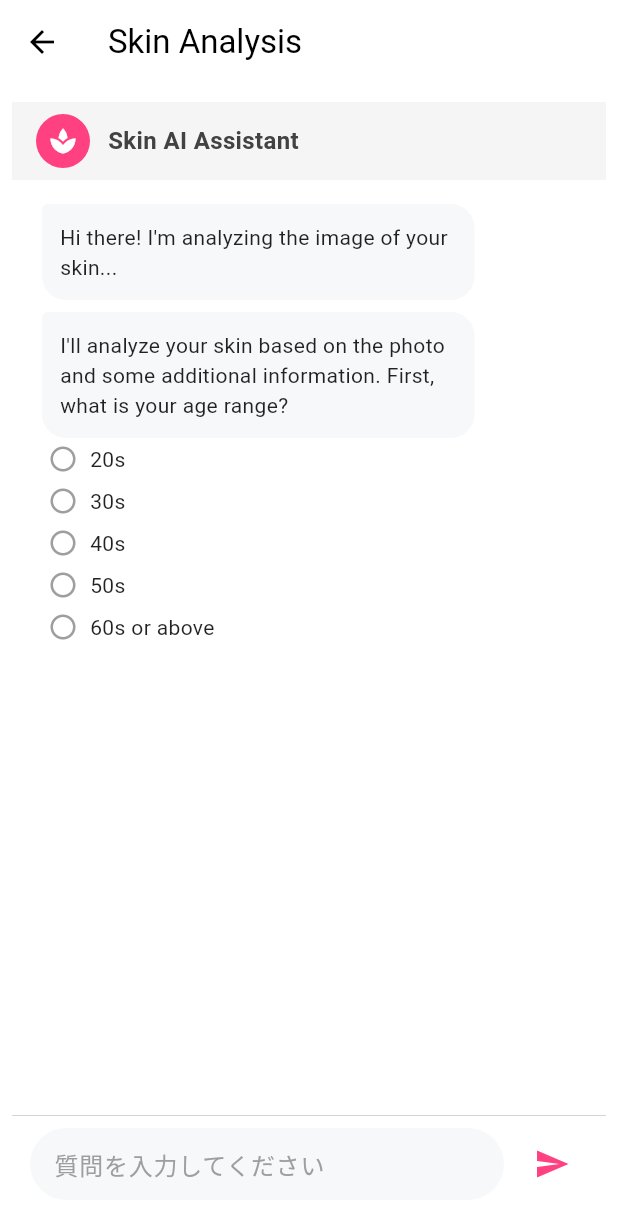
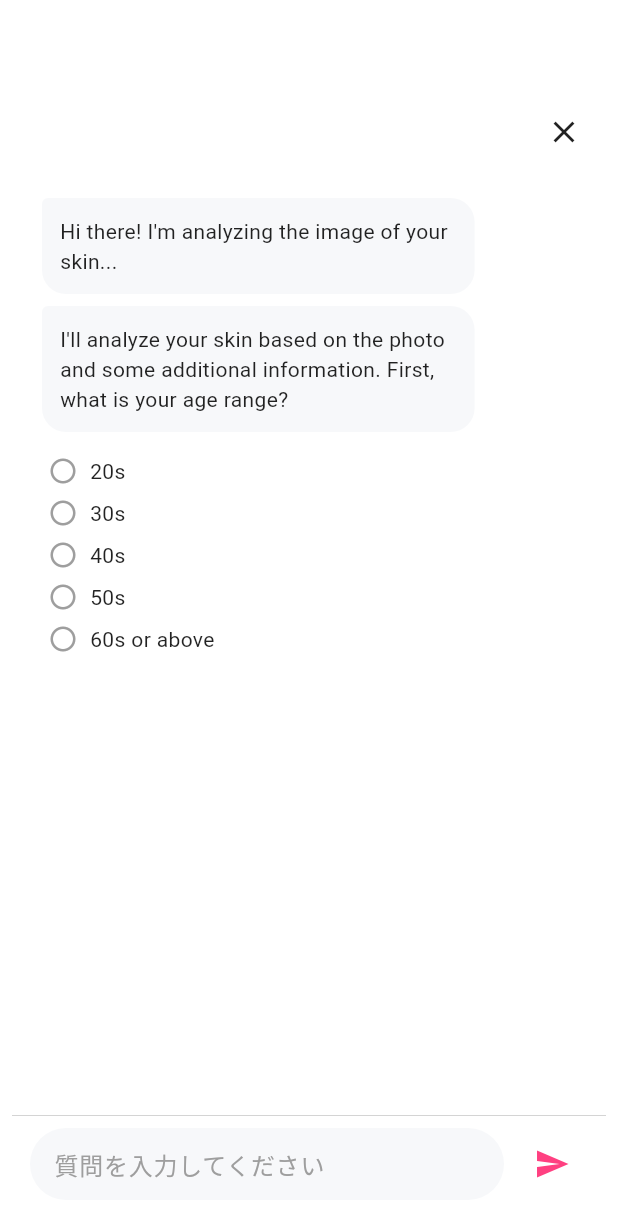
Before and after one commit to Shivansh722/reme, a Flutter app: the DiagnosisChatScreen screen opened directly with empty values, on a phone screen of 412 x 824 dp. Shown: the top 1217 px of the screen. Run offline on Flutter 3.47's test engine with Material 3 defaults, Android fonts, the phone set to English and light mode, and no system bars; our stand-ins replace camera, firebase_auth, firebase_core, flutter_dotenv, google_sign_in, image_picker and 1 more; missing offline and left inert: flutter_line_sdk, google_mlkit_face_detection; accounts and stored records are empty.

Commit message:
feat: ui updated till analysis screen

```diff
--- a/reme/lib/src/features/diagnosis/views/analysisResultsScreen.dart
+++ b/reme/lib/src/features/diagnosis/views/analysisResultsScreen.dart
@@ -57,7 +57,7 @@ class AnalysisResultsScreen extends StatelessWidget {
 
     return Scaffold(
       appBar: AppBar(
-        title: const Text('Skin Analysis Results'),
+
         backgroundColor: Colors.transparent,
         elevation: 0,
       ),
--- a/reme/lib/src/features/diagnosis/views/diagnosisChatScreen.dart
+++ b/reme/lib/src/features/diagnosis/views/diagnosisChatScreen.dart
@@ -275,40 +275,23 @@ This comprehensive analysis combines AI image analysis with your personal skinca
   @override
   Widget build(BuildContext context) {
     return Scaffold(
-      appBar: AppBar(
-        title: const Text('Skin Analysis'),
-        backgroundColor: Colors.white,
-        foregroundColor: Colors.black,
-        elevation: 0,
-      ),
+
       backgroundColor: Colors.white,
       body: Padding(
-        padding: const EdgeInsets.only(top: 12, left: 8, right: 8, bottom: 16),
+        padding: const EdgeInsets.only(top: 60, left: 8, right: 8, bottom: 16),
         child: Column(
           children: [
             // AI assistant header
-            Container(
-              padding: const EdgeInsets.symmetric(vertical: 8),
-              color: Colors.grey[100],
+            Padding(
+              padding: const EdgeInsets.all(16),
               child: Row(
+                mainAxisAlignment: MainAxisAlignment.end,
                 children: [
-                  const SizedBox(width: 16),
-                  Container(
-                    width: 36,
-                    height: 36,
-                    decoration: BoxDecoration(
-                      color: Colors.pinkAccent,
-                      borderRadius: BorderRadius.circular(18),
-                    ),
-                    child: const Icon(Icons.spa, color: Colors.white, size: 20),
-                  ),
-                  const SizedBox(width: 12),
-                  const Text(
-                    'Skin AI Assistant',
-                    style: TextStyle(
-                      fontWeight: FontWeight.bold,
-                      fontSize: 16,
-                    ),
+                GestureDetector(
+                  onTap: () {
+                    Navigator.pop(context);
+                  },
+                  child: const Icon(Icons.close, color: Colors.black87, size: 24),
                 ),
               ],
             ),
@@ -319,28 +302,37 @@ This comprehensive analysis combines AI image analysis with your personal skinca
               child: ListView.builder(
                 controller: _scrollController,
                 padding: const EdgeInsets.all(12),
-                itemCount: _messages.length +
-                  (_currentQuestionIndex < _questions.length && !_analysisComplete
-                    ? (_questions[_currentQuestionIndex]['options'] as List).length
-                    : 0),
+                itemCount: _messages.length,
                 itemBuilder: (context, index) {
-                  if (index < _messages.length) {
-                    return ChatBubble(
+                  // Display the message
+                  Widget messageWidget = ChatBubble(
                     message: _messages[index]['message'],
                     isSender: _messages[index]['isSender'],
                     hasLink: _messages[index]['hasLink'] ?? false,
                   );
-                  } else if (!_analysisComplete) {
-                    // Display options for current question
-                    final optionIndex = index - _messages.length;
-                    final options = _questions[_currentQuestionIndex]['options'];
-                    final option = options[optionIndex];
+
+                  // If this is the current question from the AI, also show its options
+                  bool isCurrentQuestion = !_analysisComplete &&
+                      index == _messages.length - 1 &&
+                      !_messages[index]['isSender'] &&
+                      _currentQuestionIndex < _questions.length &&
+                      _messages[index]['message'] == _questions[_currentQuestionIndex]['question'];
+
+                  if (isCurrentQuestion) {
+                    final options = _questions[_currentQuestionIndex]['options'] as List;
                     final isMultiSelect = _questions[_currentQuestionIndex]['multiSelect'] == true;
+
+                    return Column(
+                      crossAxisAlignment: CrossAxisAlignment.start,
+                      children: [
+                        messageWidget,
+                        const SizedBox(height: 12),
+                        ...options.map((option) {
                           final isSelected = isMultiSelect &&
                             (_questions[_currentQuestionIndex]['answer'] ?? []).contains(option);
 
                           return Padding(
-                      padding: const EdgeInsets.only(bottom: 8.0),
+                            padding: const EdgeInsets.only(bottom: 8.0, left: 12.0),
                             child: GestureDetector(
                               onTap: () {
                                 if (!isMultiSelect) {
@@ -352,7 +344,6 @@ This comprehensive analysis combines AI image analysis with your personal skinca
                               },
                               child: Row(
                                 children: [
-                            const SizedBox(width: 12),
                                   Icon(
                                     isMultiSelect
                                       ? (isSelected ? Icons.check_box : Icons.check_box_outline_blank)
@@ -373,8 +364,12 @@ This comprehensive analysis combines AI image analysis with your personal skinca
                               ),
                             ),
                           );
+                        }).toList(),
+                      ],
+                    );
                   }
-                  return null;
+
+                  return messageWidget;
                 },
               ),
             ),
--- a/reme/pubspec.yaml
+++ b/reme/pubspec.yaml
@@ -48,6 +48,7 @@ dependencies:
   camera:
   http: ^1.4.0
   fl_chart: ^1.0.0
+  photo_manager: ^3.7.1
 
 dev_dependencies:
   flutter_test:
```
Also changed, not shown: reme/lib/src/features/diagnosis/views/custom_camera_screen.dart (+21 -47 lines), reme/pubspec.lock, 3 other files. Lines whose indentation alone changed are shown as unchanged.
